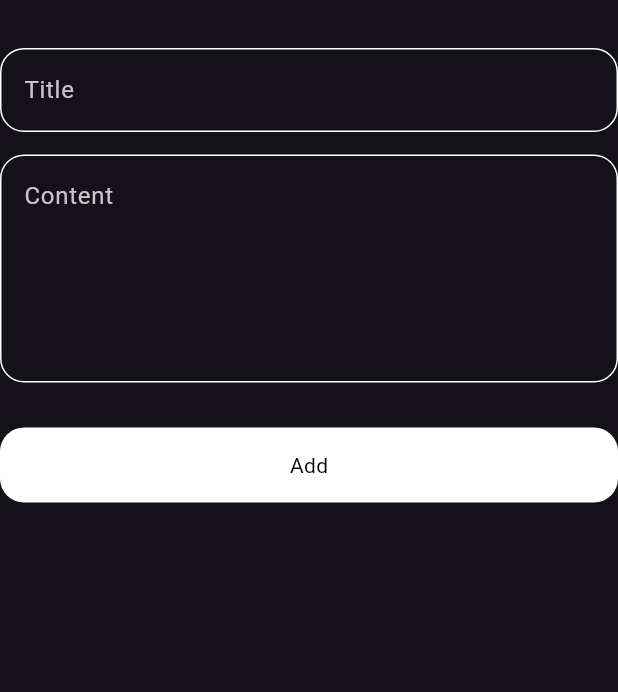
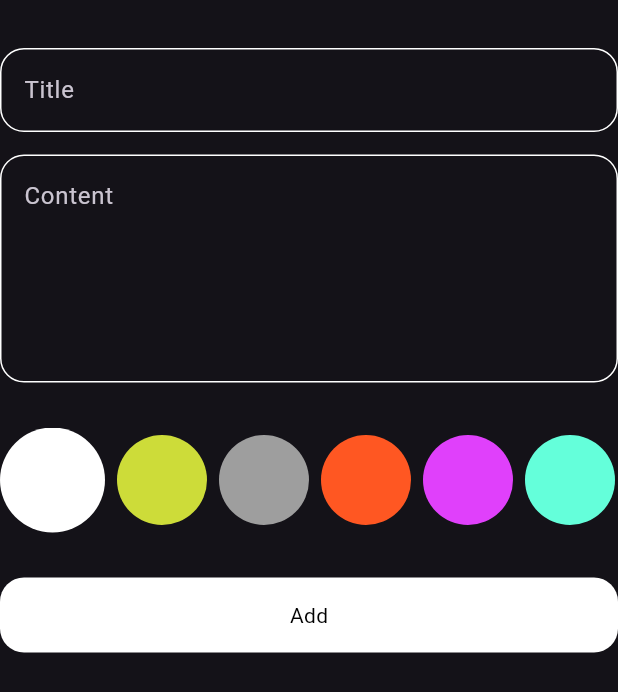
Before and after one commit to shimaa-saied/notes_app, a Flutter app: the Addnodeform widget shown alone on an empty page, opened directly, on a phone screen of 412 x 824 dp. Shown: the top 692 px of the screen. Run offline on Flutter 3.47's test engine with Material 3 defaults, Android fonts, the phone set to English and light mode, and no system bars; our stand-ins replace bloc, flutter_bloc, hive, hive_flutter; accounts and stored records are empty.

Commit message:
create ColorList & ColorEditList

```diff
--- a/lib/Cubit/AddNode/add_node_cubit.dart
+++ b/lib/Cubit/AddNode/add_node_cubit.dart
@@ -1,6 +1,8 @@
 
 
 
+
+import 'dart:ui';
 
 import 'package:bloc/bloc.dart';
 import 'package:hive/hive.dart';
@@ -11,8 +13,9 @@ class AddnodeCubit extends Cubit <AddNodesState>{
   AddnodeCubit():super(AddNodeInitial());
 
 
-
+Color  color= Color(0xffffffff);
   addNode(Nodemodel node ) async {
+    node.color=color.value;
     emit (AddNodeLoading());
   try {
     var nodesbox =  Hive.box<Nodemodel>('nodes');
--- a/lib/Widget/AddnodeForm.dart
+++ b/lib/Widget/AddnodeForm.dart
@@ -5,6 +5,7 @@ import 'package:intl/intl.dart';
 import 'package:notes_app/Cubit/AddNode/add_node_cubit.dart';
 import 'package:notes_app/Models/NodeModel.dart';
 
+import 'ColorList.dart';
 import 'CustomButton.dart';
 import 'CustomTextField.dart';
 
@@ -41,6 +42,9 @@ String ? title,subtitle; //input
             text: 'Content',maxlines: 5,),
           const SizedBox(height: 30,),
 
+           colorList(),
+          const SizedBox(height: 30,),
+
           BlocBuilder<AddnodeCubit,AddNodesState>(
              builder:(context,state){
 
--- /dev/null
+++ b/lib/Widget/ColorList.dart
@@ -0,0 +1,75 @@
+import 'package:flutter/cupertino.dart';
+import 'package:flutter/material.dart';
+import 'package:flutter_bloc/flutter_bloc.dart';
+
+import '../Cubit/AddNode/add_node_cubit.dart';
+
+class colorList extends StatefulWidget {
+  colorList(  );
+
+  @override
+  State<colorList> createState() => _colorListState();
+}
+
+class _colorListState extends State<colorList> {
+  int currentindex =0;
+
+  List<Color> colorlist=[
+    Colors.white,
+    Colors.lime,
+    Colors.grey,
+    Colors.deepOrange,
+    Colors.purpleAccent,
+    Colors.tealAccent,
+    Colors.redAccent,
+
+
+  ];
+  @override
+  Widget build(BuildContext context) {
+    return SizedBox(
+      height: 35*2,
+      child: ListView.builder(
+          scrollDirection: Axis.horizontal,
+          itemCount: colorlist.length,
+          itemBuilder: (context,index){
+            return GestureDetector(
+                onTap: (){
+                  currentindex=index;
+                  BlocProvider.of<AddnodeCubit>(context).color =colorlist[index];
+
+
+                  setState(() {
+                  });
+                },
+                child: coloritem(isActive: currentindex==index, color: colorlist[index]));
+          }),
+    );
+  }
+}
+
+
+
+class coloritem extends StatelessWidget {
+  coloritem({super.key, required this.isActive, required this.color});
+  final bool isActive;
+  final Color color;
+
+  @override
+  Widget build(BuildContext context) {
+    return Padding(
+      padding: const EdgeInsets.only(right: 8.0),
+      child: isActive ?          CircleAvatar(
+        backgroundColor:  Colors.white,
+        radius: 35,
+        child:CircleAvatar(
+          backgroundColor: color,
+          radius: 30,
+        ) ,
+      ):CircleAvatar(
+        backgroundColor:color,
+        radius: 30,
+      ) ,
+    );
+  }
+}
```
Also changed, not shown: lib/Views/EditNodeView.dart (+4 -4 lines), lib/Widget/ColorEditList.dart (added, +56 -0 lines).
